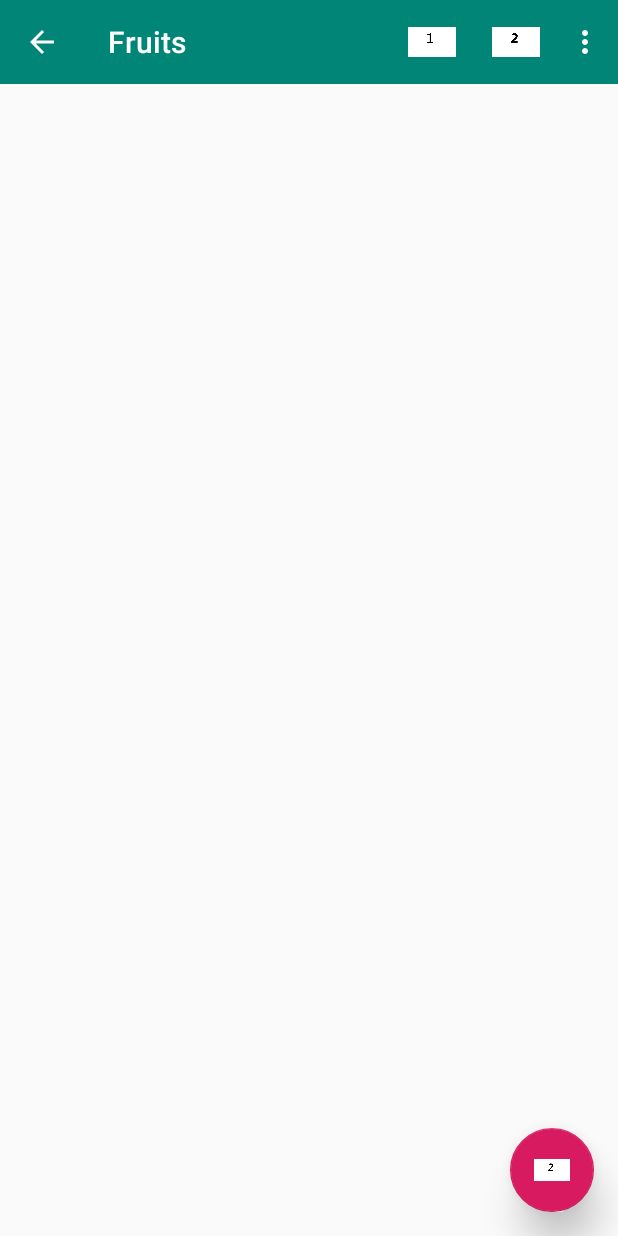
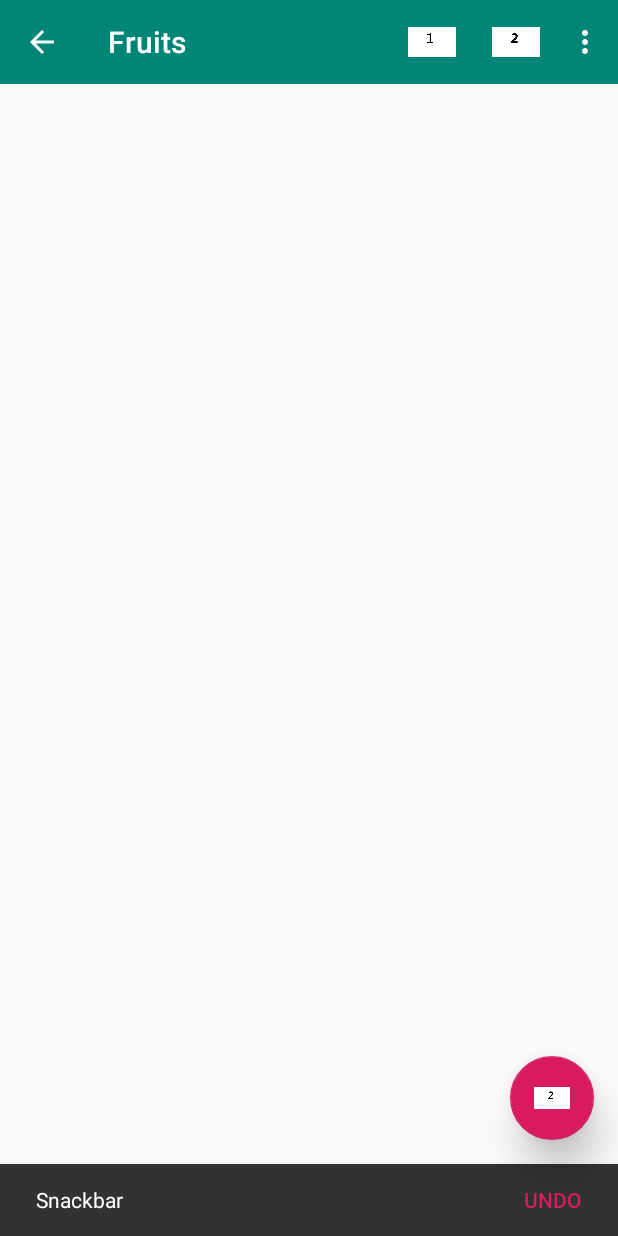
Before and after one commit to BigRFQ/MaterialDesignTest, an Android app: the screen it shows after launch (MainActivity), after a tap on an icon or button, on a phone screen of 412 x 824 dp. Run offline under Robolectric (Android 15) with nearby library versions, the phone set to English and light mode, and no system bars.

Commit message:
完成Snackbar功能， 下一步卡片布局

```diff
--- a/app/src/main/java/com/example/materialdesigntest/MainActivity.java
+++ b/app/src/main/java/com/example/materialdesigntest/MainActivity.java
@@ -3,6 +3,7 @@ package com.example.materialdesigntest;
 import android.support.annotation.NonNull;
 import android.support.design.widget.FloatingActionButton;
 import android.support.design.widget.NavigationView;
+import android.support.design.widget.Snackbar;
 import android.support.v4.view.GravityCompat;
 import android.support.v4.widget.DrawerLayout;
 import android.support.v7.app.ActionBar;
@@ -45,6 +46,12 @@ public class MainActivity extends AppCompatActivity {
             @Override
             public void onClick(View v) {
                 Toast.makeText(MainActivity.this,"悬浮按钮",Toast.LENGTH_SHORT).show();
+                Snackbar.make(v,"Snackbar",Snackbar.LENGTH_SHORT).setAction("Undo", new View.OnClickListener() {
+                    @Override
+                    public void onClick(View v) {
+                        Toast.makeText(MainActivity.this,"Snackbar Snackbar",Toast.LENGTH_SHORT).show();
+                    }
+                }).show();
             }
         });
     }
--- a/app/src/main/res/layout/activity_main.xml
+++ b/app/src/main/res/layout/activity_main.xml
@@ -5,7 +5,7 @@
     android:layout_width="match_parent"
     android:layout_height="match_parent"
     android:id="@+id/drawer_layout">
-<FrameLayout
+<android.support.design.widget.CoordinatorLayout
     android:layout_width="match_parent"
     android:layout_height="match_parent">
     <android.support.v7.widget.Toolbar
@@ -23,7 +23,7 @@
         android:layout_margin="16dp"
         android:src="@drawable/two"
         app:elevation="15dp"/>
-</FrameLayout>
+</android.support.design.widget.CoordinatorLayout>
     <android.support.design.widget.NavigationView
         android:id="@+id/nav_view"
         android:layout_width="match_parent"
```
